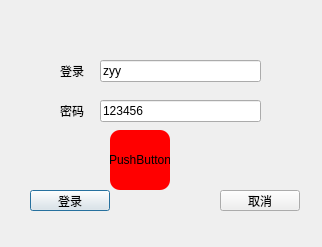
Before: the Qt Designer form ui/login.ui in shy-zhong/Final-assignments, drawn with Qt 5.
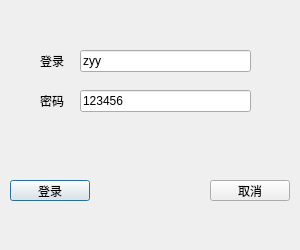
After: the same form once the commit is applied. Icons and pictures are not drawn.

Commit message: modified:   Final-assignments.pyproject 	modified:   Final-assignments.pyproject.user 	modified:   func/mysql.py 	modified:   main/background.py 	modified:   main/mainwindow.py 	deleted:    main/tempCodeRunnerFile.py 	modified:   main/testpaper.py 	modified:   main/tools.py 	modified:   resource.qrc 	new file:   resource/open.png 	modified:   resource_rc.py 	deleted:    tempCodeRunnerFile.py 	modified:   ui/login.ui 	modified:   ui/mainwindow.ui 	modified:   ui/testpaper.ui 	modified:   ui/ui_login.py 	modified:   ui/ui_mainwindow.py 	modified:   ui/ui_testpaper.py

What changed in the file:
```diff
--- a/ui/login.ui
+++ b/ui/login.ui
@@ -6,8 +6,8 @@
    <rect>
     <x>0</x>
     <y>0</y>
-    <width>322</width>
-    <height>247</height>
+    <width>300</width>
+    <height>250</height>
    </rect>
   </property>
   <property name="windowTitle">
@@ -16,8 +16,8 @@
   <widget class="QLabel" name="tip1">
    <property name="geometry">
     <rect>
-     <x>60</x>
-     <y>60</y>
+     <x>40</x>
+     <y>50</y>
      <width>31</width>
      <height>21</height>
     </rect>
@@ -29,8 +29,8 @@
   <widget class="QLabel" name="tip2">
    <property name="geometry">
     <rect>
-     <x>60</x>
-     <y>100</y>
+     <x>40</x>
+     <y>90</y>
      <width>31</width>
      <height>21</height>
     </rect>
@@ -42,9 +42,9 @@
   <widget class="QLineEdit" name="username">
    <property name="geometry">
     <rect>
-     <x>100</x>
-     <y>60</y>
-     <width>161</width>
+     <x>80</x>
+     <y>50</y>
+     <width>171</width>
      <height>22</height>
     </rect>
    </property>
@@ -55,9 +55,9 @@
   <widget class="QLineEdit" name="password">
    <property name="geometry">
     <rect>
-     <x>100</x>
-     <y>100</y>
-     <width>161</width>
+     <x>80</x>
+     <y>90</y>
+     <width>171</width>
      <height>22</height>
     </rect>
    </property>
@@ -68,8 +68,8 @@
   <widget class="QPushButton" name="enter">
    <property name="geometry">
     <rect>
-     <x>30</x>
-     <y>190</y>
+     <x>10</x>
+     <y>180</y>
      <width>80</width>
      <height>21</height>
     </rect>
@@ -81,8 +81,8 @@
   <widget class="QPushButton" name="cancel">
    <property name="geometry">
     <rect>
-     <x>220</x>
-     <y>190</y>
+     <x>210</x>
+     <y>180</y>
      <width>80</width>
      <height>21</height>
     </rect>
@@ -91,22 +91,6 @@
     <string>取消</string>
    </property>
   </widget>
-  <widget class="QPushButton" name="pushButton">
-   <property name="geometry">
-    <rect>
-     <x>110</x>
-     <y>130</y>
-     <width>60</width>
-     <height>60</height>
-    </rect>
-   </property>
-   <property name="styleSheet">
-    <string notr="true">background:red;border-radius:10px;border:10px;</string>
-   </property>
-   <property name="text">
-    <string>PushButton</string>
-   </property>
-  </widget>
  </widget>
  <resources/>
  <connections/>
```
Left out of the diff: 3 changed lines with no effect on the pictures. The commit also changes 17 other files.
